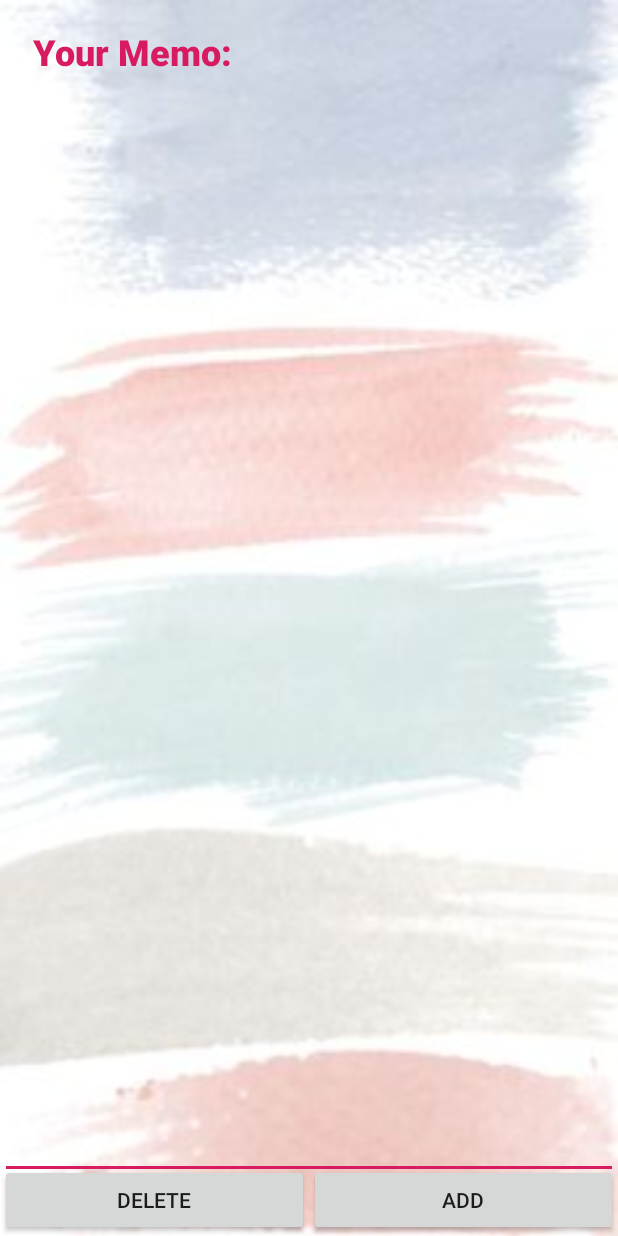
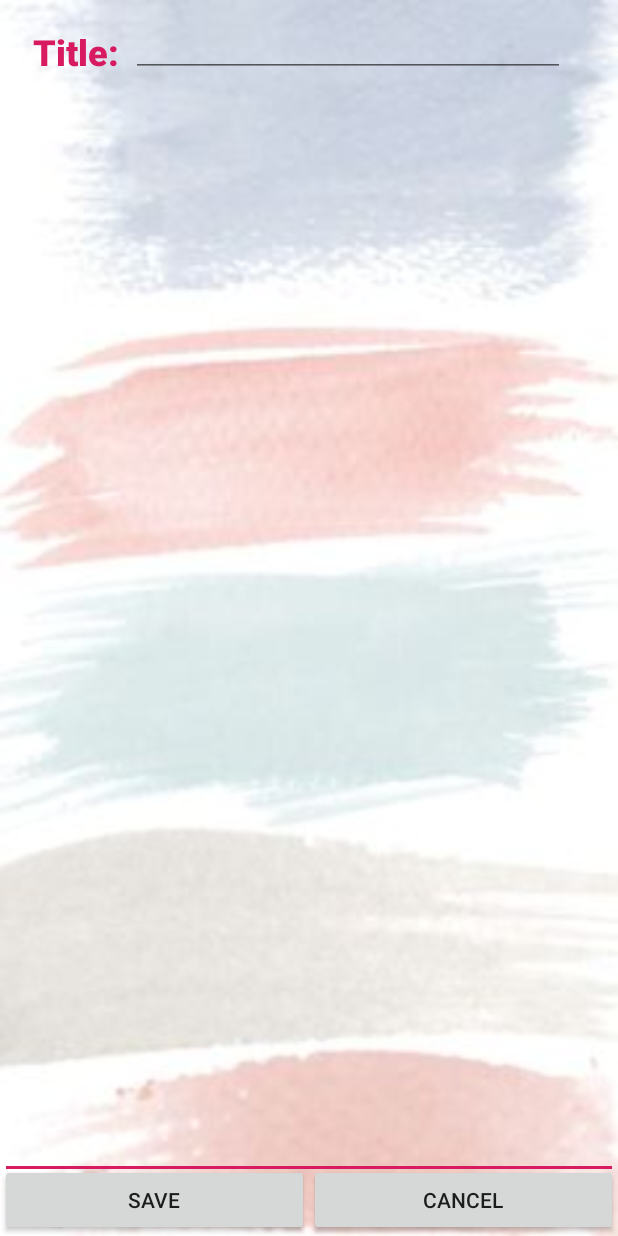
Before and after one commit to anniedo92/MyNote, an Android app: the layout activity_edit_note.xml on its own in the app's theme, with its tools: preview values and no code run, on a phone screen of 412 x 824 dp. Run offline under Robolectric (Android 15) with nearby library versions, the phone set to English and light mode, and no system bars.

Commit message:
changed edit note layout

```diff
--- a/app/src/main/res/layout/activity_edit_note.xml
+++ b/app/src/main/res/layout/activity_edit_note.xml
@@ -20,7 +20,7 @@
             android:layout_height="wrap_content"
             android:layout_gravity="bottom"
             android:layout_weight="1"
-            android:text="DELETE" />
+            android:text="SAVE" />
 
         <Button
             android:id="@+id/btnCancel"
@@ -28,7 +28,7 @@
             android:layout_height="wrap_content"
             android:layout_gravity="bottom"
             android:layout_weight="1"
-            android:text="ADD" />
+            android:text="CANCEL" />
     </LinearLayout>
 
     <ScrollView
@@ -60,10 +60,21 @@
         android:layout_marginTop="18dp"
         android:layout_marginEnd="21dp"
         android:fontFamily="sans-serif-black"
-        android:text="Your Memo: "
+        android:text="Title:"
         android:textColor="@color/colorAccent"
         android:textSize="24sp"
         android:textStyle="bold" />
 
+    <EditText
+        android:id="@+id/editText2"
+        android:layout_width="289dp"
+        android:layout_height="wrap_content"
+        android:layout_alignParentStart="true"
+        android:layout_alignParentTop="true"
+        android:layout_marginStart="87dp"
+        android:layout_marginTop="6dp"
+        android:ems="10"
+        android:inputType="textPersonName" />
+
 
 </RelativeLayout>
```
